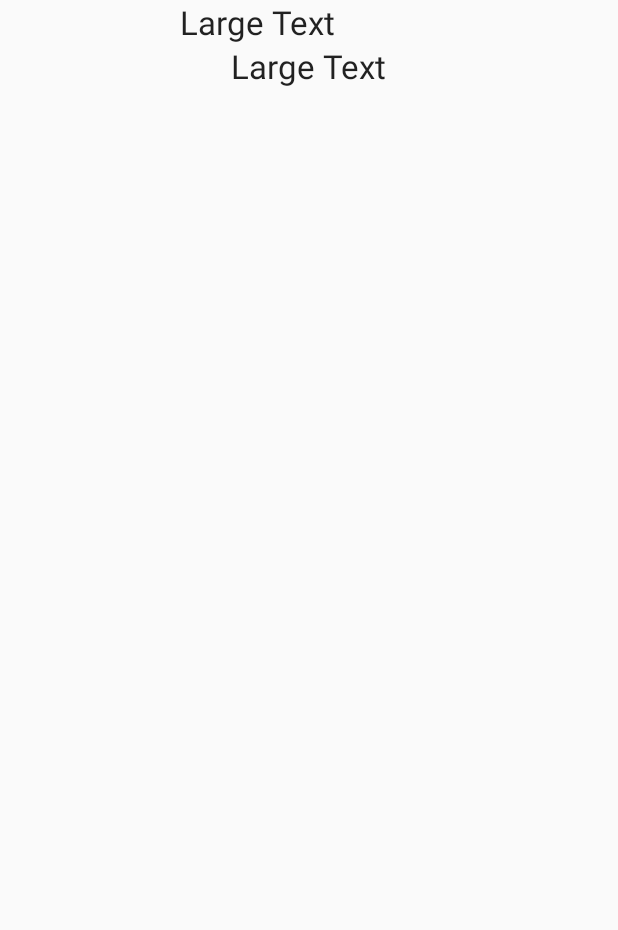
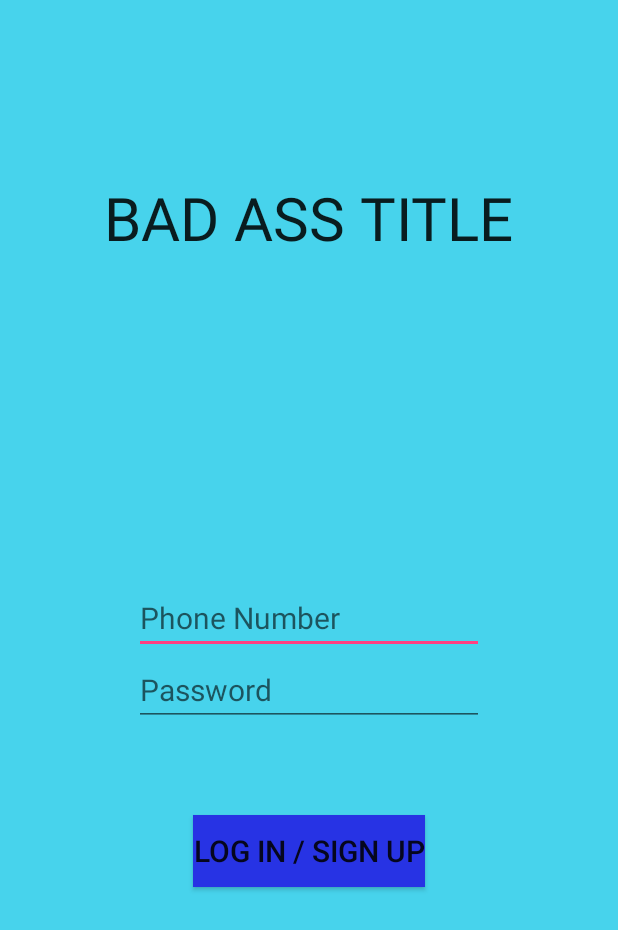
Before and after one commit to nnguyen9/AppVT3Squuaaaaa, an Android app: the layout activity_home.xml on its own in the app's theme, with its tools: preview values and no code run, on a phone screen of 412 x 824 dp. Shown: the top 930 px of the screen. Run offline under Robolectric (Android 15) with nearby library versions, the phone set to English and light mode, and no system bars.

Commit message:
3rd upload

```diff
--- a/AppVTSquuaaaaa/app/src/main/AndroidManifest.xml
+++ b/AppVTSquuaaaaa/app/src/main/AndroidManifest.xml
@@ -18,6 +18,8 @@
                 <category android:name="android.intent.category.LAUNCHER" />
             </intent-filter>
         </activity>
+        <activity android:name=".HomeActivity"></activity>
+        <activity android:name=".ItemlistActivity"></activity>
     </application>
 
 </manifest>
--- a/AppVTSquuaaaaa/app/src/main/res/layout/activity_home.xml
+++ b/AppVTSquuaaaaa/app/src/main/res/layout/activity_home.xml
@@ -1,22 +1,53 @@
 <?xml version="1.0" encoding="utf-8"?>
-<LinearLayout xmlns:android="http://schemas.android.com/apk/res/android"
-    android:orientation="vertical" android:layout_width="match_parent"
-    android:layout_height="match_parent">
+<RelativeLayout xmlns:android="http://schemas.android.com/apk/res/android"
+    android:orientation="vertical"
+    android:layout_width="match_parent"
+    android:layout_height="match_parent"
+    android:background="#47d3ec">
 
-    <TextView
-        android:layout_width="171dp"
-        android:layout_height="wrap_content"
-        android:textAppearance="?android:attr/textAppearanceLarge"
-        android:text="Large Text"
-        android:id="@+id/textView"
-        android:layout_gravity="center_horizontal" />
+        <TextView
+            android:layout_width="wrap_content"
+            android:layout_height="wrap_content"
+            android:textAppearance="?android:attr/textAppearanceLarge"
+            android:text="BAD ASS TITLE"
+            android:id="@+id/titleText"
+            android:layout_marginTop="118dp"
+            android:layout_alignParentTop="true"
+            android:layout_centerHorizontal="true"
+            android:textSize="40dp" />
 
-    <TextView
-        android:layout_width="wrap_content"
-        android:layout_height="wrap_content"
-        android:textAppearance="?android:attr/textAppearanceLarge"
-        android:text="Large Text"
-        android:id="@+id/textView2"
-        android:layout_gravity="center_horizontal" />
+        <Button
+            android:layout_width="wrap_content"
+            android:layout_height="wrap_content"
+            android:text="Log in / Sign up"
+            android:id="@+id/logInButton"
+            android:layout_marginTop="59dp"
+            android:textSize="20dp"
+            android:background="#2733e4"
+            android:shadowColor="#000000"
+            android:layout_below="@+id/pwordEditText"
+            android:layout_centerHorizontal="true" />
 
-</LinearLayout>
+        <EditText
+            android:layout_width="wrap_content"
+            android:layout_height="wrap_content"
+            android:inputType="phone"
+            android:ems="10"
+            android:id="@+id/numberEditText"
+            android:hint="Phone Number"
+            android:textSize="20dp"
+            android:layout_centerVertical="true"
+            android:layout_centerHorizontal="true" />
+
+        <EditText
+            android:layout_width="wrap_content"
+            android:layout_height="wrap_content"
+            android:inputType="textPassword"
+            android:ems="10"
+            android:id="@+id/pwordEditText"
+            android:hint="Password"
+            android:layout_below="@+id/numberEditText"
+            android:layout_alignStart="@+id/numberEditText"
+            android:textSize="20dp" />
+
+</RelativeLayout>
--- a/AppVTSquuaaaaa/app/src/main/res/layout/content_main.xml
+++ b/AppVTSquuaaaaa/app/src/main/res/layout/content_main.xml
@@ -1,4 +1,5 @@
 <?xml version="1.0" encoding="utf-8"?>
+
 <RelativeLayout xmlns:android="http://schemas.android.com/apk/res/android"
     xmlns:app="http://schemas.android.com/apk/res-auto"
     xmlns:tools="http://schemas.android.com/tools"
@@ -8,9 +9,7 @@
     android:paddingLeft="@dimen/activity_horizontal_margin"
     android:paddingRight="@dimen/activity_horizontal_margin"
     android:paddingTop="@dimen/activity_vertical_margin"
-    app:layout_behavior="@string/appbar_scrolling_view_behavior"
-    tools:context="com.hanj.appvtsquuaaaaa.MainActivity"
-    tools:showIn="@layout/activity_main">
+    app:layout_behavior="@string/appbar_scrolling_view_behavior">
 
     <TextView
         android:layout_width="wrap_content"
```
Also changed, not shown: AppVTSquuaaaaa/app/src/main/java/com/hanj/appvtsquuaaaaa/HomeActivity.java (added, +43 -0 lines), AppVTSquuaaaaa/app/src/main/java/com/hanj/appvtsquuaaaaa/ItemlistActivity.java (added, +96 -0 lines), AppVTSquuaaaaa/app/src/main/java/com/hanj/appvtsquuaaaaa/MainActivity.java (+10 -7 lines), AppVTSquuaaaaa/app/src/main/res/layout/activity_itemlist.xml (added, +18 -0 lines), AppVTSquuaaaaa/app/src/main/res/layout/activity_main.xml (+12 -26 lines), AppVTSquuaaaaa/app/src/main/res/layout/practice.xml (added, +32 -0 lines).
